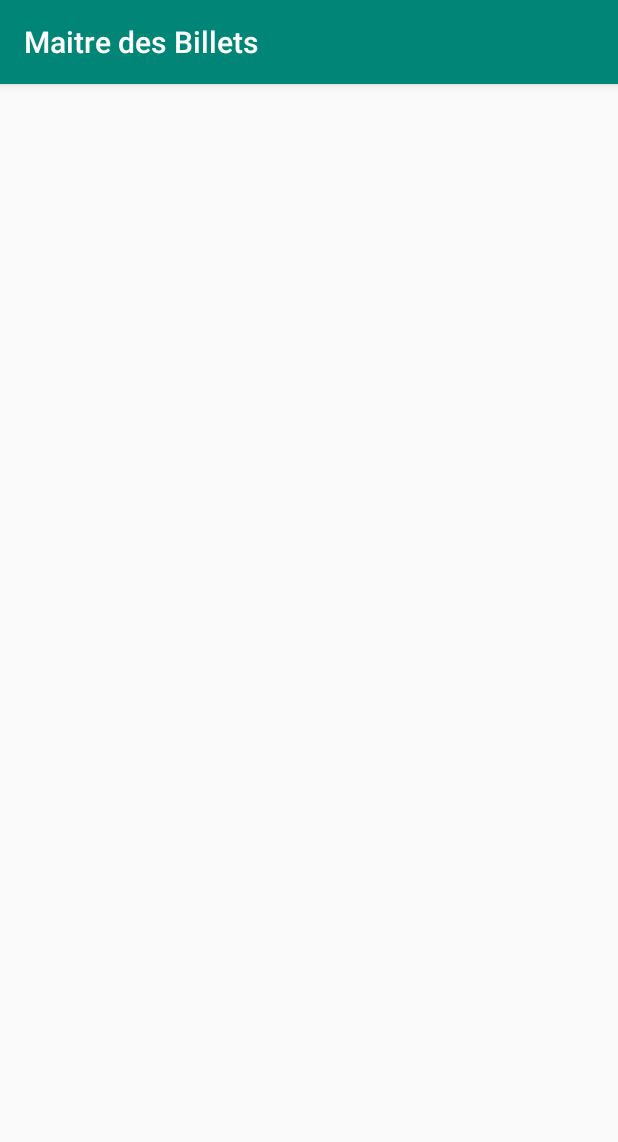
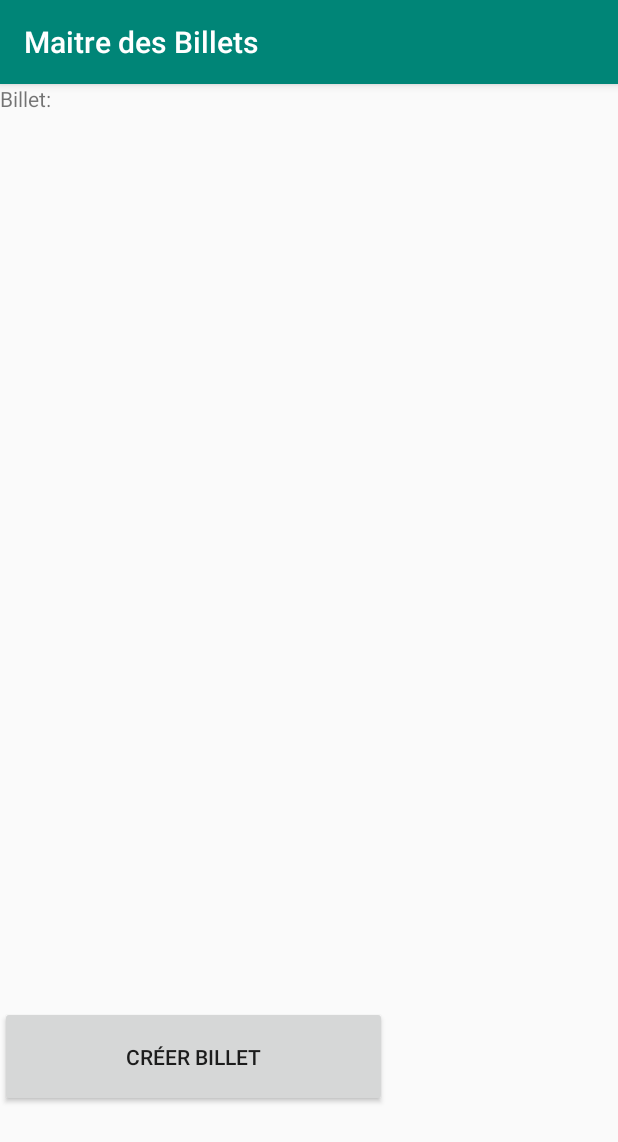
Before and after one commit to h-d3v/todo-app, an Android app: the voirBilletActivity screen opened directly, with no data from a screen before it, on a phone screen of 412 x 824 dp. Shown: the top 1142 px of the screen. Run offline under Robolectric (Android 15) with nearby library versions, the phone set to English and light mode, and no system bars.

Commit message:
Ajout des vue et debut des ui

```diff
--- a/app/src/main/java/dti/g25/maitredesbillets/domaine/interacteur/GestionBillet.java
+++ b/app/src/main/java/dti/g25/maitredesbillets/domaine/interacteur/GestionBillet.java
@@ -2,5 +2,5 @@ package dti.g25.maitredesbillets.domaine.interacteur;
 
 import dti.g25.maitredesbillets.domaine.entité.Billet;
 
-public class Voir {
+public class GestionBillet {
 }
--- /dev/null
+++ b/app/src/main/java/dti/g25/maitredesbillets/présentation/ContratVuePrésenteurVoirBillet.java
@@ -0,0 +1,19 @@
+package dti.g25.maitredesbillets.présentation;
+
+import dti.g25.maitredesbillets.domaine.entité.Billet;
+
+public interface ContratVuePrésenteurVoirBillet{
+
+    public interface  IVueVoirBille{
+        public void rafraîchir();
+    }
+
+    public interface  IPrésenteurVoirBillet{
+        public void requêteAfficherDétailBillet(int position);
+        public void requêteSupprimerBillet(int position);
+        public void requêteModifierBillet(int position);
+        public void requêteCréerBillet();
+        public int getNombreItems();
+        public String getTitreBillet(int position);
+    }
+}
--- a/app/src/main/java/dti/g25/maitredesbillets/présentation/présenteur/PrésenteurVoirBillet.java
+++ b/app/src/main/java/dti/g25/maitredesbillets/présentation/présenteur/PrésenteurVoirBillet.java
@@ -1,4 +1,77 @@
 package dti.g25.maitredesbillets.présentation.présenteur;
 
-public class PrésenteurVoirBillet {
+import android.app.Activity;
+import android.content.Intent;
+
+import dti.g25.maitredesbillets.domaine.entité.Billet;
+import dti.g25.maitredesbillets.présentation.ContratVuePrésenteurVoirBillet;
+import dti.g25.maitredesbillets.présentation.modèle.ModèleBillet;
+import dti.g25.maitredesbillets.ui.activité.créerBilletActivity;
+
+public class PrésenteurVoirBillet implements ContratVuePrésenteurVoirBillet.IPrésenteurVoirBillet{
+
+    public static final String EXTRA_À_MODIFIER="dti.g25.maitredesbillets.à_modifier";
+    public static final String EXTRA_POSITION="dti.g25.maitredesbillets.position";
+
+    private ContratVuePrésenteurVoirBillet.IVueVoirBille vue;
+    private ModèleBillet modèle;
+    private Activity activité;
+
+    public PrésenteurVoirBillet(Activity activité, ContratVuePrésenteurVoirBillet.IVueVoirBille vue, ModèleBillet modèle) {
+        this.activité=activité;
+        this.modèle=modèle;
+        this.vue=vue;
+    }
+
+    @Override
+    public String getTitreBillet(int position) {
+        return modèle.get(position).getTitre();
+    }
+
+    @Override
+    public void requêteAfficherDétailBillet(int position) {
+
+    }
+
+    @Override
+    public void requêteSupprimerBillet(int position) {
+
+    }
+
+    @Override
+    public void requêteModifierBillet(int position) {
+
+    }
+
+    @Override
+    public void requêteCréerBillet() {
+
+    }
+
+    @Override
+    public int getNombreItems() {
+        return modèle.size();
+    }
+
+    /*
+    @Override
+    public void requêteCréerBillet(){
+        Intent intentModif=new Intent(activité, créerBilletActivity.class);
+
+        activité.startActivityForResult(intentModif, MODIF_NOMBRE);
+    }
+    */
+    /*
+    public void onActivityResult(int requestCode, int resultCode, Intent data) {
+        if(requestCode==MODIF_NOMBRE && resultCode==Activity.RESULT_OK){
+            Billet billet=data.getString();
+            int position=data.getIntExtra(EXTRA_POSITION, -1);
+
+            if(position>-1){
+                modèle.set(position, new Billet(billet));
+                vue.rafraîchir();
+            }
+        }
+    }
+    */
 }
--- a/app/src/main/java/dti/g25/maitredesbillets/présentation/vue/BilletAdapter.java
+++ b/app/src/main/java/dti/g25/maitredesbillets/présentation/vue/BilletAdapter.java
@@ -1,4 +1,48 @@
 package dti.g25.maitredesbillets.présentation.vue;
 
-public class BilletAdapter {
+import dti.g25.maitredesbillets.R;
+import dti.g25.maitredesbillets.présentation.ContratVuePrésenteurVoirBillet;
+
+import android.view.LayoutInflater;
+import android.view.View;
+import android.view.ViewGroup;
+import android.widget.ImageButton;
+import android.widget.LinearLayout;
+import android.widget.TextView;
+import androidx.recyclerview.widget.RecyclerView;
+
+public class BilletAdapter extends RecyclerView.Adapter<RecyclerView.ViewHolder>{
+
+    private ContratVuePrésenteurVoirBillet.IPrésenteurVoirBillet présenteur;
+
+    public BilletAdapter(ContratVuePrésenteurVoirBillet.IPrésenteurVoirBillet présenteur) {
+        this.présenteur=présenteur;
+    }
+
+    @Override
+    public RecyclerView.ViewHolder onCreateViewHolder(ViewGroup parent,
+                                                      int viewType) {
+        LinearLayout racine = (LinearLayout) LayoutInflater.from(parent.getContext())
+                .inflate(R.layout.billet_view, parent, false);
+
+        return new RecyclerView.ViewHolder(racine){};
+    }
+
+    @Override
+    public void onBindViewHolder(RecyclerView.ViewHolder holder, final int position) {
+        ((ImageButton)holder.itemView.findViewById(R.id.btnVoirDétail)).setOnClickListener(new View.OnClickListener(){
+            @Override
+            public void onClick(View bouton){
+                présenteur.requêteAfficherDétailBillet(position);
+            }
+        });
+        ((TextView)holder.itemView.findViewById(R.id.txtTitreBillet)).setText(présenteur.getTitreBillet(position));
+    }
+
+    @Override
+    public int getItemCount(){
+        if(présenteur==null) return 0;
+
+        return présenteur.getNombreItems();
+    }
 }
--- /dev/null
+++ b/app/src/main/java/dti/g25/maitredesbillets/présentation/vue/VueVoirBillet.java
@@ -0,0 +1,51 @@
+package dti.g25.maitredesbillets.présentation.vue;
+
+
+import dti.g25.maitredesbillets.présentation.ContratVuePrésenteurVoirBillet;
+import dti.g25.maitredesbillets.R;
+
+import androidx.fragment.app.Fragment;
+import androidx.recyclerview.widget.LinearLayoutManager;
+import androidx.recyclerview.widget.RecyclerView;
+import android.view.LayoutInflater;
+import android.view.ViewGroup;
+import android.view.View;
+import android.widget.Button;
+import android.os.Bundle;
+import android.widget.ImageButton;
+
+public class VueVoirBillet extends Fragment implements ContratVuePrésenteurVoirBillet.IVueVoirBille {
+
+    private RecyclerView rvBillets;
+	private BilletAdapter billetAdapter;
+	private ContratVuePrésenteurVoirBillet.IPrésenteurVoirBillet présenteur;
+
+    public void setPrésenteur(ContratVuePrésenteurVoirBillet.IPrésenteurVoirBillet présenteur) {
+        this.présenteur=présenteur;
+    }
+
+    @Override
+    public View onCreateView (LayoutInflater inflater,
+                              ViewGroup container,
+                              Bundle savedInstanceState){
+        View vue=inflater.inflate(R.layout.fragement_voir_billet, container, false);
+
+        rvBillets=(RecyclerView)vue.findViewById(R.id.rvBillets);
+        billetAdapter=new BilletAdapter(présenteur);
+        rvBillets.setAdapter(billetAdapter);
+        rvBillets.setLayoutManager(new LinearLayoutManager(getContext()));
+        ((Button)vue.findViewById(R.id.btnCréerBillet)).setOnClickListener(new View.OnClickListener(){
+            @Override
+            public void onClick(View bouton){
+                présenteur.requêteCréerBillet();
+            }
+        });
+        return vue;
+    }
+
+    @Override
+    public void rafraîchir() {
+        if(billetAdapter!=null)
+            billetAdapter.notifyDataSetChanged();
+    }
+}
--- a/app/src/main/java/dti/g25/maitredesbillets/ui/activité/voirBilletActivity.java
+++ b/app/src/main/java/dti/g25/maitredesbillets/ui/activité/voirBilletActivity.java
@@ -1,16 +1,39 @@
 package dti.g25.maitredesbillets.ui.activité;
 
 import androidx.appcompat.app.AppCompatActivity;
+import androidx.fragment.app.FragmentTransaction;
 
+import android.content.Intent;
 import android.os.Bundle;
 
 import dti.g25.maitredesbillets.R;
+import dti.g25.maitredesbillets.présentation.modèle.ModèleBillet;
+import dti.g25.maitredesbillets.présentation.présenteur.PrésenteurVoirBillet;
+import dti.g25.maitredesbillets.présentation.vue.VueVoirBillet;
 
 public class voirBilletActivity extends AppCompatActivity {
+
+    PrésenteurVoirBillet présenteur;
 
     @Override
     protected void onCreate(Bundle savedInstanceState) {
         super.onCreate(savedInstanceState);
         setContentView(R.layout.activity_voir_billet);
+
+        ModèleBillet modèle=new ModèleBillet();
+        VueVoirBillet vue=new VueVoirBillet();
+        présenteur=new PrésenteurVoirBillet(this, vue, modèle);
+        vue.setPrésenteur(présenteur);
+
+        FragmentTransaction ft=getSupportFragmentManager().beginTransaction();
+        ft.add(R.id.LayoutVoirBillet, vue);
+        ft.commit();
     }
+
+    /*
+    @Override
+    protected void onActivityResult(int requestCode, int resultCode, Intent data) {
+        présenteur.onActivityResult(requestCode, resultCode, data);
+    }
+    */
 }
--- a/app/src/main/res/layout/activity_voir_billet.xml
+++ b/app/src/main/res/layout/activity_voir_billet.xml
@@ -2,6 +2,7 @@
 <androidx.constraintlayout.widget.ConstraintLayout xmlns:android="http://schemas.android.com/apk/res/android"
     xmlns:app="http://schemas.android.com/apk/res-auto"
     xmlns:tools="http://schemas.android.com/tools"
+    android:id="@+id/LayoutVoirBillet"
     android:layout_width="match_parent"
     android:layout_height="match_parent"
     tools:context=".ui.activité.voirBilletActivity">
--- a/app/src/main/res/layout/fragement_voir_billet.xml
+++ b/app/src/main/res/layout/fragement_voir_billet.xml
@@ -1,6 +1,26 @@
 <?xml version="1.0" encoding="utf-8"?>
-<androidx.constraintlayout.widget.ConstraintLayout
-    xmlns:android="http://schemas.android.com/apk/res/android" android:layout_width="match_parent"
-    android:layout_height="match_parent">
+<LinearLayout
+    xmlns:android="http://schemas.android.com/apk/res/android"
+    android:layout_width="match_parent"
+    android:layout_height="match_parent"
+    android:orientation="vertical">
 
-</androidx.constraintlayout.widget.ConstraintLayout>
+    <TextView
+        android:id="@+id/textView"
+        android:layout_width="match_parent"
+        android:layout_height="wrap_content"
+        android:text="Billet:" />
+
+    <androidx.recyclerview.widget.RecyclerView
+        android:id="@+id/rvBillets"
+        android:layout_width="match_parent"
+        android:layout_height="595dp">
+
+    </androidx.recyclerview.widget.RecyclerView>
+
+    <Button
+        android:id="@+id/btnCréerBillet"
+        android:layout_width="258dp"
+        android:layout_height="67dp"
+        android:text="Créer Billet" />
+</LinearLayout>
```
Also changed, not shown: app/src/main/res/layout/activity_main.xml (+2 -12 lines), app/src/main/res/layout/billet_view.xml (+15 -2 lines).
